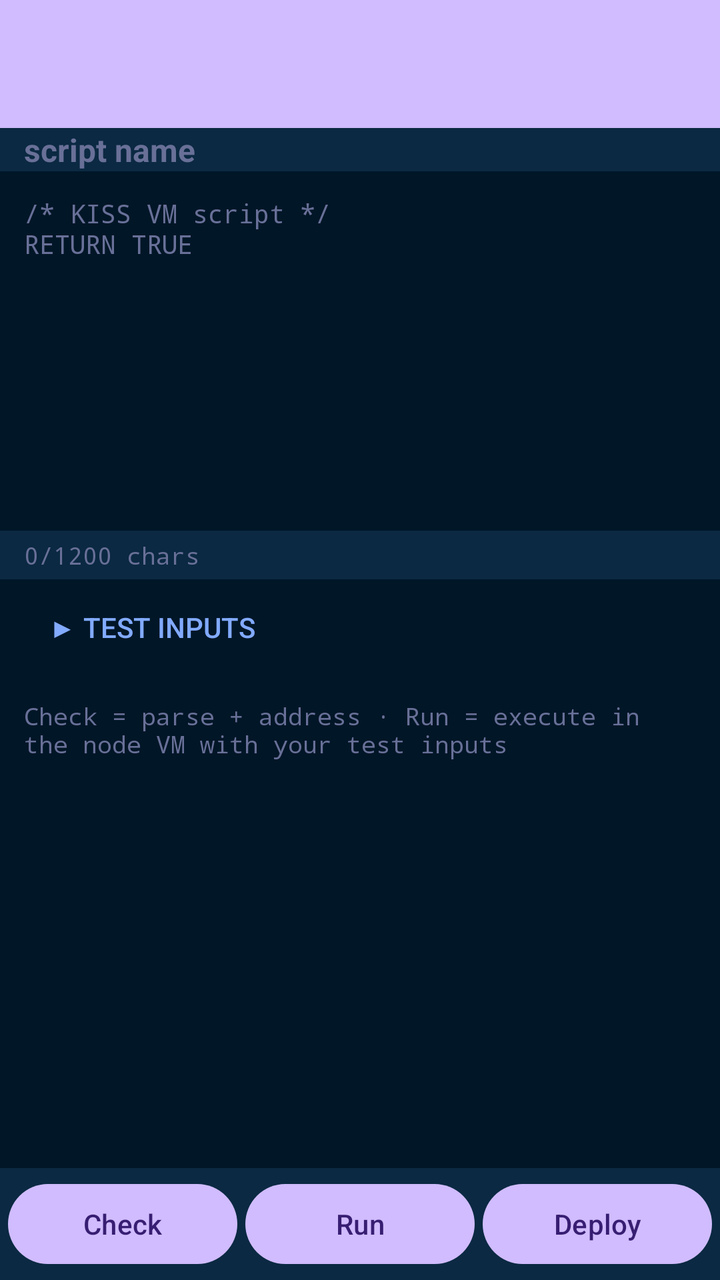
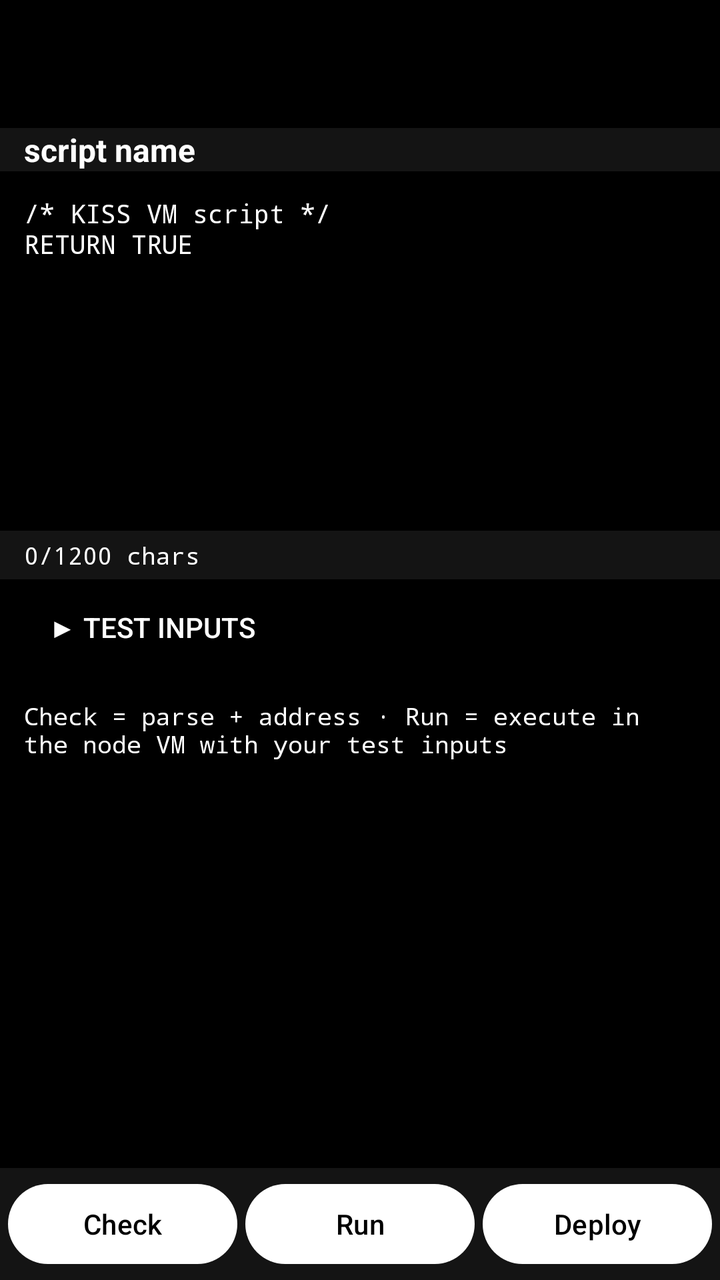

Screens rendered from an Android XML layout before and after an edit, with the pre-edit source and the edit as a unified diff.
<!-- AndroidManifest.xml: application theme Theme.Terminal -->
<!-- res/layout/activity_script_editor.xml -->
<?xml version="1.0" encoding="utf-8"?>
<LinearLayout xmlns:android="http://schemas.android.com/apk/res/android"
    xmlns:app="http://schemas.android.com/apk/res-auto"
    android:id="@+id/editor_root"
    android:layout_width="match_parent"
    android:layout_height="match_parent"
    android:orientation="vertical"
    android:background="@color/ide_bg">

    <androidx.appcompat.widget.Toolbar
        android:id="@+id/editor_toolbar"
        app:titleTextColor="@color/white"
        android:layout_width="match_parent"
        android:layout_height="wrap_content"
        android:background="?attr/colorPrimary"
        android:minHeight="?attr/actionBarSize"
        android:theme="?attr/actionBarTheme" />

    <EditText
        android:id="@+id/editor_name"
        android:layout_width="match_parent"
        android:layout_height="wrap_content"
        android:paddingStart="12dp"
        android:paddingEnd="12dp"
        android:singleLine="true"
        android:textSize="16sp"
        android:textStyle="bold"
        android:textColor="@color/ide_text"
        android:textColorHint="@color/ide_dim"
        android:hint="script name"
        android:background="@color/ide_bg_light" />

    <ScrollView
        android:layout_width="match_parent"
        android:layout_height="0dp"
        android:layout_weight="1"
        android:fillViewport="true">

        <LinearLayout
            android:layout_width="match_parent"
            android:layout_height="wrap_content"
            android:orientation="vertical">

            <EditText
                android:id="@+id/editor_source"
                android:layout_width="match_parent"
                android:layout_height="wrap_content"
                android:minLines="10"
                android:gravity="top|start"
                android:padding="12dp"
                android:typeface="monospace"
                android:textSize="13sp"
                android:textColor="@color/ide_text"
                android:textColorHint="@color/ide_dim"
                android:hint="/* KISS VM script */\nRETURN TRUE"
                android:background="@color/ide_bg"
                android:inputType="textMultiLine|textNoSuggestions" />

            <TextView
                android:id="@+id/editor_status"
                android:layout_width="match_parent"
                android:layout_height="wrap_content"
                android:paddingStart="12dp"
                android:paddingEnd="12dp"
                android:paddingTop="4dp"
                android:paddingBottom="4dp"
                android:typeface="monospace"
                android:textSize="12sp"
                android:textColor="@color/ide_dim"
                android:background="@color/ide_bg_light"
                android:text="0/1200 chars" />

            <Button
                android:id="@+id/editor_toggle_config"
                style="?android:attr/borderlessButtonStyle"
                android:layout_width="wrap_content"
                android:layout_height="wrap_content"
                android:textColor="@color/ide_accent"
                android:text="▶ Test inputs" />

            <LinearLayout
                android:id="@+id/editor_runconfig"
                android:layout_width="match_parent"
                android:layout_height="wrap_content"
                android:orientation="vertical"
                android:paddingStart="12dp"
                android:paddingEnd="12dp"
                android:visibility="gone">

                <EditText
                    android:id="@+id/editor_state"
                    android:layout_width="match_parent"
                    android:layout_height="wrap_content"
                    android:typeface="monospace"
                    android:textSize="12sp"
                    android:textColor="@color/ide_text"
                    android:textColorHint="@color/ide_dim"
                    android:hint='state e.g. {"0":"0xFF..","6":"1"}'
                    android:inputType="text|textNoSuggestions" />

                <EditText
                    android:id="@+id/editor_prevstate"
                    android:layout_width="match_parent"
                    android:layout_height="wrap_content"
                    android:typeface="monospace"
                    android:textSize="12sp"
                    android:textColor="@color/ide_text"
                    android:textColorHint="@color/ide_dim"
                    android:hint='prevstate e.g. {"0":"0xFF..","6":"0"}'
                    android:inputType="text|textNoSuggestions" />

                <EditText
                    android:id="@+id/editor_globals"
                    android:layout_width="match_parent"
                    android:layout_height="wrap_content"
                    android:typeface="monospace"
                    android:textSize="12sp"
                    android:textColor="@color/ide_text"
                    android:textColorHint="@color/ide_dim"
                    android:hint='globals e.g. {"@COINAGE":"64","@AMOUNT":"10"}'
                    android:inputType="text|textNoSuggestions" />

                <EditText
                    android:id="@+id/editor_signatures"
                    android:layout_width="match_parent"
                    android:layout_height="wrap_content"
                    android:typeface="monospace"
                    android:textSize="12sp"
                    android:textColor="@color/ide_text"
                    android:textColorHint="@color/ide_dim"
                    android:hint='signatures e.g. ["0xFF.."]'
                    android:inputType="text|textNoSuggestions" />

            </LinearLayout>

            <TextView
                android:id="@+id/editor_results"
                android:layout_width="match_parent"
                android:layout_height="wrap_content"
                android:padding="12dp"
                android:typeface="monospace"
                android:textSize="12sp"
                android:textIsSelectable="true"
                android:textColor="@color/ide_dim"
                android:text="Check = parse + address · Run = execute in the node VM with your test inputs" />

        </LinearLayout>

    </ScrollView>

    <HorizontalScrollView
        android:id="@+id/editor_chipscroller"
        android:layout_width="match_parent"
        android:layout_height="wrap_content"
        android:paddingStart="8dp"
        android:paddingEnd="8dp"
        android:paddingTop="4dp"
        android:paddingBottom="4dp"
        android:scrollbars="none"
        android:visibility="gone">

        <LinearLayout
            android:id="@+id/editor_chiprow"
            android:layout_width="wrap_content"
            android:layout_height="wrap_content"
            android:orientation="horizontal" />

    </HorizontalScrollView>

    <LinearLayout
        android:layout_width="match_parent"
        android:layout_height="wrap_content"
        android:orientation="horizontal"
        android:background="@color/ide_bg_light"
        android:padding="4dp">

        <Button
            android:id="@+id/editor_check"
            android:layout_width="0dp"
            android:layout_weight="1"
            android:layout_height="wrap_content"
            android:layout_marginEnd="4dp"
            android:text="Check" />

        <Button
            android:id="@+id/editor_run"
            android:layout_width="0dp"
            android:layout_weight="1"
            android:layout_height="wrap_content"
            android:layout_marginEnd="4dp"
            android:text="Run" />

        <Button
            android:id="@+id/editor_deploy"
            android:layout_width="0dp"
            android:layout_weight="1"
            android:layout_height="wrap_content"
            android:text="Deploy" />

    </LinearLayout>

</LinearLayout>
<!-- resources referenced by this layout -->
<resources>
  <color name="ide_accent">#82AAFF</color>
  <color name="ide_bg">#011627</color>
  <color name="ide_bg_light">#0B2942</color>
  <color name="ide_dim">#697098</color>
  <color name="ide_text">#D6DEEB</color>
  <color name="white">#FFFFFFFF</color>
  <style name="Theme.Terminal" parent="Base.Theme.Terminal" />
  <style name="Base.Theme.Terminal" parent="Theme.Material3.Dark.NoActionBar">
          
          
      </style>
</resources>

<!-- the commit's change to res/layout/activity_script_editor.xml (unified diff, before → after) -->
@@ -12,7 +12,7 @@
         app:titleTextColor="@color/white"
         android:layout_width="match_parent"
         android:layout_height="wrap_content"
-        android:background="?attr/colorPrimary"
+        android:background="@color/ide_bg"
         android:minHeight="?attr/actionBarSize"
         android:theme="?attr/actionBarTheme" />
 
<!-- resource entries referenced after the edit -->
@@ -1,15 +1,46 @@
 <!-- resources referenced by this layout -->
 <resources>
-  <color name="ide_accent">#82AAFF</color>
-  <color name="ide_bg">#011627</color>
-  <color name="ide_bg_light">#0B2942</color>
-  <color name="ide_dim">#697098</color>
-  <color name="ide_text">#D6DEEB</color>
+  <color name="ide_accent">#FFFFFF</color>
+  <color name="ide_bg">#000000</color>
+  <color name="ide_bg_light">#141414</color>
+  <color name="ide_dim">#FFFFFF</color>
+  <color name="ide_text">#FFFFFF</color>
   <color name="white">#FFFFFFFF</color>
   <style name="Theme.Terminal" parent="Base.Theme.Terminal" />
   <style name="Base.Theme.Terminal" parent="Theme.Material3.Dark.NoActionBar">
-          
-          
+          <item name="colorPrimary">@color/white</item>
+          <item name="colorOnPrimary">@color/black</item>
+          <item name="colorPrimaryContainer">@color/white</item>
+          <item name="colorOnPrimaryContainer">@color/black</item>
+          <item name="colorSecondary">@color/white</item>
+          <item name="colorOnSecondary">@color/black</item>
+          <item name="colorSecondaryContainer">@color/ide_bg_light</item>
+          <item name="colorOnSecondaryContainer">@color/white</item>
+          <item name="colorTertiary">@color/white</item>
+          <item name="colorOnTertiary">@color/black</item>
+          <item name="colorTertiaryContainer">@color/ide_bg_light</item>
+          <item name="colorOnTertiaryContainer">@color/white</item>
+          <item name="colorError">@color/white</item>
+          <item name="colorOnError">@color/black</item>
+          <item name="colorErrorContainer">@color/ide_bg_light</item>
+          <item name="colorOnErrorContainer">@color/white</item>
+          <item name="colorSurface">@color/black</item>
+          <item name="colorOnSurface">@color/white</item>
+          <item name="colorSurfaceVariant">@color/ide_bg_light</item>
+          <item name="colorOnSurfaceVariant">@color/white</item>
+          <item name="colorSurfaceContainer">@color/ide_bg_light</item>
+          <item name="colorSurfaceContainerLow">@color/ide_bg_light</item>
+          <item name="colorSurfaceContainerHigh">@color/ide_bg_light</item>
+          <item name="colorSurfaceContainerHighest">@color/ide_bg_light</item>
+          <item name="colorOutline">@color/white</item>
+          <item name="colorOutlineVariant">@color/ide_bg_light</item>
+          <item name="android:colorBackground">@color/black</item>
+          <item name="colorOnBackground">@color/white</item>
+          <item name="android:windowBackground">@color/black</item>
+          <item name="android:statusBarColor">@color/black</item>
+          <item name="android:navigationBarColor">@color/black</item>
+          <item name="android:windowLightStatusBar">false</item>
       </style>
+  <color name="black">#FF000000</color>
 </resources>
 
